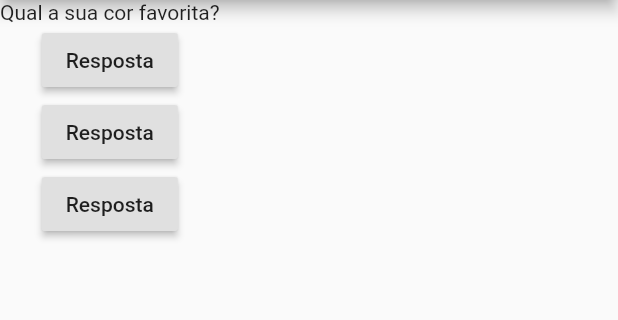
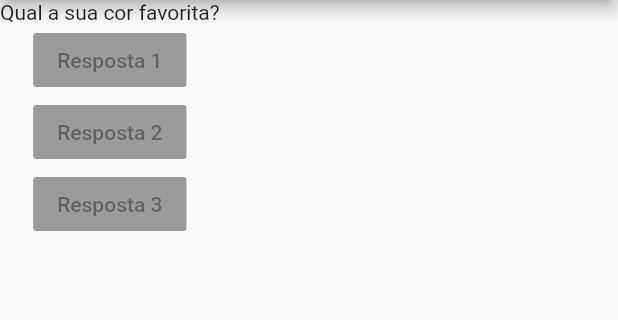
Before and after one commit to kerleysousa/udemy-dart-projeto-perguntas, a Flutter app: the screen it shows after launch, on a phone screen of 412 x 824 dp, the part 84-404 px from its top. Run offline on Flutter 3.47's test engine with Material 2 defaults, Android fonts, the phone set to English and light mode, and no system bars.

Commit message:
Criação da classe questoes

```diff
--- a/lib/main.dart
+++ b/lib/main.dart
@@ -1,4 +1,6 @@
 import 'package:flutter/material.dart';
+import 'package:projeto_perguntas/questoes.dart';
+import 'package:projeto_perguntas/resposta.dart';
 
 main(){
   runApp(new PerguntaApp());
@@ -29,19 +31,10 @@ class PerguntaAppState extends State<PerguntaApp>{
         ),
         body: Column(
           children: [
-            Text(perguntas[perguntaSelecionada]),
-            RaisedButton(
-              child: Text("Resposta"),
-              onPressed: responder,
-            ),
-            RaisedButton(
-              child: Text("Resposta"),
-              onPressed: responder,
-            ),
-            RaisedButton(
-              child: Text("Resposta"),
-              onPressed: responder,
-            )
+            Questao(perguntas[perguntaSelecionada]),
+            Resposta("Resposta 1"),
+            Resposta("Resposta 2"),
+            Resposta("Resposta 3"),
           ],
         ),
       )
--- /dev/null
+++ b/lib/questoes.dart
@@ -0,0 +1,12 @@
+import 'package:flutter/material.dart';
+
+class Questao extends StatelessWidget {
+
+  final String texto;
+  Questao(this.texto);
+
+  @override
+  Widget build(BuildContext context) {
+    return Text(texto);
+  }
+}
--- /dev/null
+++ b/lib/resposta.dart
@@ -0,0 +1,15 @@
+import 'package:flutter/material.dart';
+
+class Resposta extends StatelessWidget {
+
+  final String texto;
+  Resposta(this.texto);
+
+  @override
+  Widget build(BuildContext context) {
+    return RaisedButton(
+      child: Text(texto),
+      onPressed: null,
+    );
+  }
+}
```
